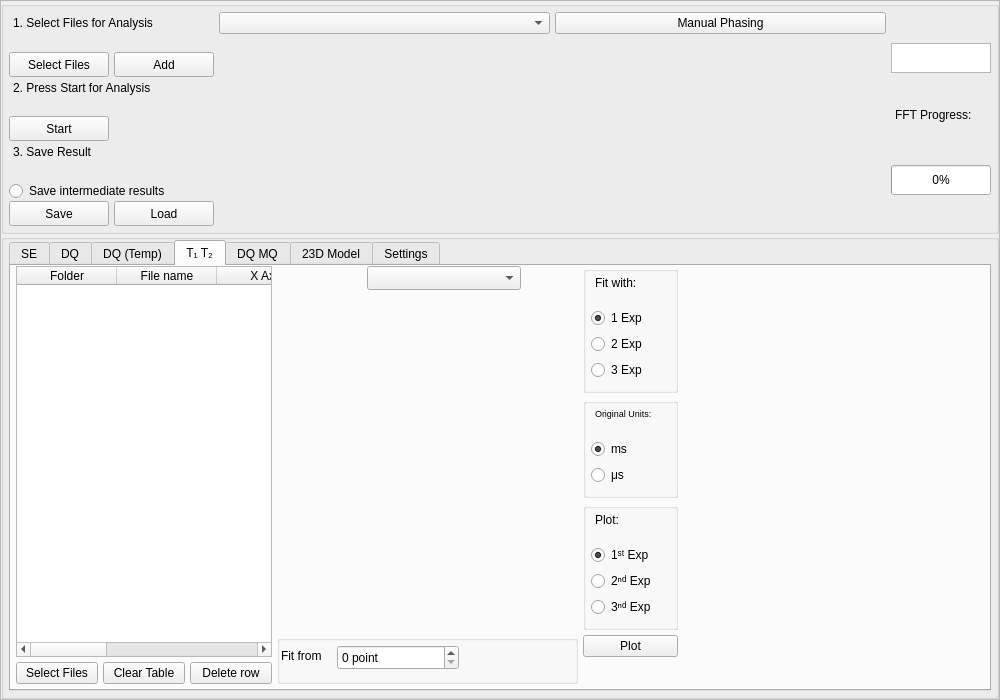
The window that form.ui (timesama/M2-Approach) describes before a commit, drawn with Qt 5.
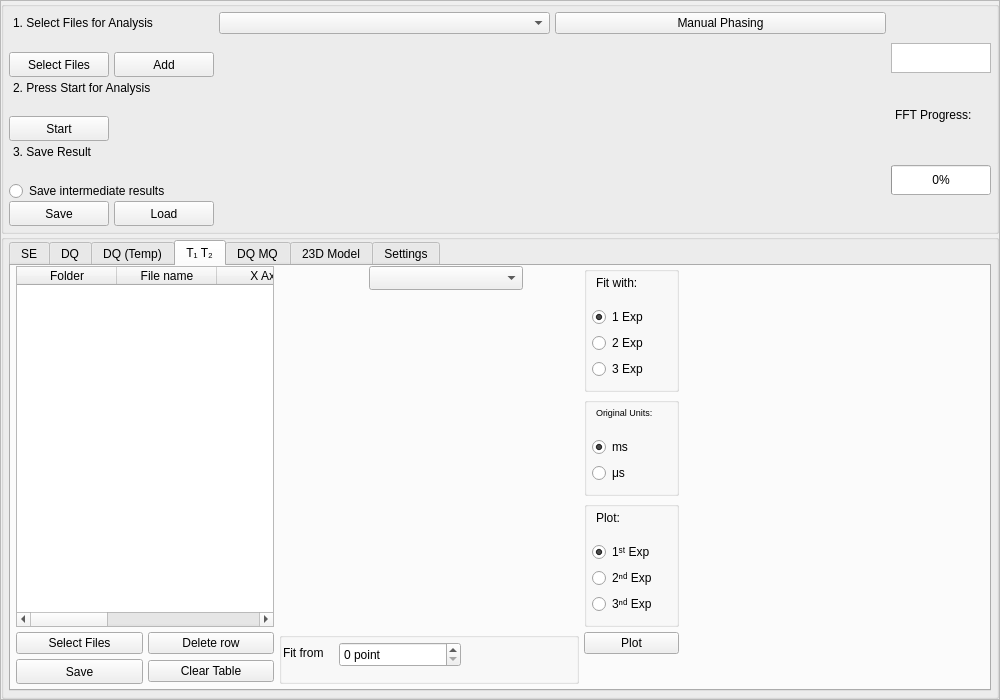
The same window after the commit. The open tabs and pages were chosen to show the change. Custom widgets are drawn as their Qt base class.

Commit message: save button everywhere

Patch:
```diff
--- a/form.ui
+++ b/form.ui
@@ -1708,22 +1708,93 @@
                 <number>5</number>
                </property>
                <item>
-                <layout class="QGridLayout" name="gridLayout_5" rowstretch="0,0,0,0,0" columnstretch="0,0,0,2,0,2">
+                <layout class="QGridLayout" name="gridLayout_5" rowstretch="0,0,0,0,0,0" columnstretch="1,1,2,0,2">
                  <property name="spacing">
                   <number>5</number>
                  </property>
-                 <item row="3" column="4">
-                  <widget class="QPushButton" name="btn_Plot1">
+                 <item row="5" column="0">
+                  <widget class="QPushButton" name="btn_Save_3">
+                   <property name="minimumSize">
+                    <size>
+                     <width>100</width>
+                     <height>25</height>
+                    </size>
+                   </property>
+                   <property name="maximumSize">
+                    <size>
+                     <width>16777215</width>
+                     <height>16777215</height>
+                    </size>
+                   </property>
                    <property name="text">
-                    <string>Plot</string>
+                    <string>Save</string>
                    </property>
                   </widget>
                  </item>
-                 <item row="0" column="4">
+                 <item row="5" column="1">
+                  <widget class="QPushButton" name="btn_ClearTable_2">
+                   <property name="text">
+                    <string>Clear Table</string>
+                   </property>
+                  </widget>
+                 </item>
+                 <item row="0" column="0" rowspan="4" colspan="2">
+                  <widget class="QTableWidget" name="table_T1">
+                   <property name="styleSheet">
+                    <string notr="true"/>
+                   </property>
+                   <property name="editTriggers">
+                    <set>QAbstractItemView::CurrentChanged</set>
+                   </property>
+                   <property name="alternatingRowColors">
+                    <bool>true</bool>
+                   </property>
+                   <property name="selectionMode">
+                    <enum>QAbstractItemView::ExtendedSelection</enum>
+                   </property>
+                   <property name="selectionBehavior">
+                    <enum>QAbstractItemView::SelectRows</enum>
+                   </property>
+                   <property name="columnCount">
+                    <number>6</number>
+                   </property>
+                   <column>
+                    <property name="text">
+                     <string>Folder</string>
+                    </property>
+                   </column>
+                   <column>
+                    <property name="text">
+                     <string>File name</string>
+                    </property>
+                   </column>
+                   <column>
+                    <property name="text">
+                     <string>X Axis</string>
+                    </property>
+                   </column>
+                   <column>
+                    <property name="text">
+                     <string>tau (1)</string>
+                    </property>
+                   </column>
+                   <column>
+                    <property name="text">
+                     <string>tau (2)</string>
+                    </property>
+                   </column>
+                   <column>
+                    <property name="text">
+                     <string>tau (3)</string>
+                    </property>
+                   </column>
+                  </widget>
+                 </item>
+                 <item row="0" column="3">
                   <widget class="QGroupBox" name="groupBox_equations_2">
                    <property name="minimumSize">
                     <size>
-                     <width>50</width>
+                     <width>70</width>
                      <height>50</height>
                     </size>
                    </property>
@@ -1826,7 +1897,24 @@
                    </layout>
                   </widget>
                  </item>
-                 <item row="1" column="4">
+                 <item row="4" column="0">
+                  <widget class="QPushButton" name="btn_SelectFiles_T1">
+                   <property name="text">
+                    <string>Select Files</string>
+                   </property>
+                  </widget>
+                 </item>
+                 <item row="4" column="1">
+                  <widget class="QPushButton" name="btn_DeleteRow">
+                   <property name="enabled">
+                    <bool>true</bool>
+                   </property>
+                   <property name="text">
+                    <string>Delete row</string>
+                   </property>
+                  </widget>
+                 </item>
+                 <item row="1" column="3">
                   <widget class="QGroupBox" name="groupBox_equations_4">
                    <property name="minimumSize">
                     <size>
@@ -1937,219 +2025,7 @@
                    </layout>
                   </widget>
                  </item>
-                 <item row="2" column="4">
-                  <widget class="QGroupBox" name="groupBox_equations_3">
-                   <property name="minimumSize">
-                    <size>
-                     <width>50</width>
-                     <height>50</height>
-                    </size>
-                   </property>
-                   <property name="maximumSize">
-                    <size>
-                     <width>100</width>
-                     <height>200</height>
-                    </size>
-                   </property>
-                   <property name="title">
-                    <string/>
-                   </property>
-                   <layout class="QVBoxLayout" name="verticalLayout_6">
-                    <property name="leftMargin">
-                     <number>5</number>
-                    </property>
-                    <property name="topMargin">
-                     <number>0</number>
-                    </property>
-                    <property name="rightMargin">
-                     <number>0</number>
-                    </property>
-                    <property name="bottomMargin">
-                     <number>10</number>
-                    </property>
-                    <item>
-                     <widget class="QTextEdit" name="textEdit_T2_4">
-                      <property name="maximumSize">
-                       <size>
-                        <width>16777215</width>
-                        <height>30</height>
-                       </size>
-                      </property>
-                      <property name="mouseTracking">
-                       <bool>false</bool>
-                      </property>
-                      <property name="focusPolicy">
-                       <enum>Qt::NoFocus</enum>
-                      </property>
-                      <property name="acceptDrops">
-                       <bool>false</bool>
-                      </property>
-                      <property name="styleSheet">
-                       <string notr="true">background: transparent</string>
-                      </property>
-                      <property name="frameShape">
-                       <enum>QFrame::NoFrame</enum>
-                      </property>
-                      <property name="verticalScrollBarPolicy">
-                       <enum>Qt::ScrollBarAlwaysOff</enum>
-                      </property>
-                      <property name="horizontalScrollBarPolicy">
-                       <enum>Qt::ScrollBarAlwaysOff</enum>
-                      </property>
-                      <property name="sizeAdjustPolicy">
-                       <enum>QAbstractScrollArea::AdjustToContents</enum>
-                      </property>
-                      <property name="undoRedoEnabled">
-                       <bool>false</bool>
-                      </property>
-                      <property name="html">
-                       <string>&lt;!DOCTYPE HTML PUBLIC &quot;-//W3C//DTD HTML 4.0//EN&quot; &quot;http://www.w3.org/TR/REC-html40/strict.dtd&quot;&gt;
-&lt;html&gt;&lt;head&gt;&lt;meta name=&quot;qrichtext&quot; content=&quot;1&quot; /&gt;&lt;meta charset=&quot;utf-8&quot; /&gt;&lt;style type=&quot;text/css&quot;&gt;
-p, li { white-space: pre-wrap; }
-hr { height: 1px; border-width: 0; }
-li.unchecked::marker { content: &quot;\2610&quot;; }
-li.checked::marker { content: &quot;\2612&quot;; }
-&lt;/style&gt;&lt;/head&gt;&lt;body style=&quot; font-family:'Segoe UI'; font-size:9pt; font-weight:400; font-style:normal;&quot;&gt;
-&lt;p style=&quot; margin-top:0px; margin-bottom:0px; margin-left:0px; margin-right:0px; -qt-block-indent:0; text-indent:0px;&quot;&gt;Plot:&lt;/p&gt;&lt;/body&gt;&lt;/html&gt;</string>
-                      </property>
-                      <property name="textInteractionFlags">
-                       <set>Qt::NoTextInteraction</set>
-                      </property>
-                     </widget>
-                    </item>
-                    <item>
-                     <widget class="QRadioButton" name="radioButton_10">
-                      <property name="text">
-                       <string>1ˢᵗ Exp</string>
-                      </property>
-                      <property name="checked">
-                       <bool>true</bool>
-                      </property>
-                     </widget>
-                    </item>
-                    <item>
-                     <widget class="QRadioButton" name="radioButton_11">
-                      <property name="text">
-                       <string>2ⁿᵈ Exp</string>
-                      </property>
-                     </widget>
-                    </item>
-                    <item>
-                     <widget class="QRadioButton" name="radioButton_12">
-                      <property name="text">
-                       <string>3ⁿᵈ Exp</string>
-                      </property>
-                     </widget>
-                    </item>
-                   </layout>
-                  </widget>
-                 </item>
-                 <item row="0" column="3" rowspan="3">
-                  <widget class="PlotWidget" name="T1_Widget_1" native="true">
-                   <property name="minimumSize">
-                    <size>
-                     <width>300</width>
-                     <height>0</height>
-                    </size>
-                   </property>
-                   <property name="styleSheet">
-                    <string notr="true"/>
-                   </property>
-                   <widget class="QComboBox" name="comboBox_6">
-                    <property name="geometry">
-                     <rect>
-                      <x>90</x>
-                      <y>0</y>
-                      <width>154</width>
-                      <height>24</height>
-                     </rect>
-                    </property>
-                    <property name="styleSheet">
-                     <string notr="true">background: none</string>
-                    </property>
-                    <property name="placeholderText">
-                     <string>Choose File for Analysis</string>
-                    </property>
-                   </widget>
-                  </widget>
-                 </item>
-                 <item row="4" column="2">
-                  <widget class="QPushButton" name="btn_DeleteRow">
-                   <property name="enabled">
-                    <bool>true</bool>
-                   </property>
-                   <property name="text">
-                    <string>Delete row</string>
-                   </property>
-                  </widget>
-                 </item>
-                 <item row="4" column="1">
-                  <widget class="QPushButton" name="btn_ClearTable_2">
-                   <property name="text">
-                    <string>Clear Table</string>
-                   </property>
-                  </widget>
-                 </item>
-                 <item row="4" column="0">
-                  <widget class="QPushButton" name="btn_SelectFiles_T1">
-                   <property name="text">
-                    <string>Select Files</string>
-                   </property>
-                  </widget>
-                 </item>
-                 <item row="0" column="0" rowspan="4" colspan="3">
-                  <widget class="QTableWidget" name="table_T1">
-                   <property name="styleSheet">
-                    <string notr="true"/>
-                   </property>
-                   <property name="editTriggers">
-                    <set>QAbstractItemView::CurrentChanged</set>
-                   </property>
-                   <property name="alternatingRowColors">
-                    <bool>true</bool>
-                   </property>
-                   <property name="selectionMode">
-                    <enum>QAbstractItemView::ExtendedSelection</enum>
-                   </property>
-                   <property name="selectionBehavior">
-                    <enum>QAbstractItemView::SelectRows</enum>
-                   </property>
-                   <property name="columnCount">
-                    <number>6</number>
-                   </property>
-                   <column>
-                    <property name="text">
-                     <string>Folder</string>
-                    </property>
-                   </column>
-                   <column>
-                    <property name="text">
-                     <string>File name</string>
-                    </property>
-                   </column>
-                   <column>
-                    <property name="text">
-                     <string>X Axis</string>
-                    </property>
-                   </column>
-                   <column>
-                    <property name="text">
-                     <string>tau (1)</string>
-                    </property>
-                   </column>
-                   <column>
-                    <property name="text">
-                     <string>tau (2)</string>
-                    </property>
-                   </column>
-                   <column>
-                    <property name="text">
-                     <string>tau (3)</string>
-                    </property>
-                   </column>
-                  </widget>
-                 </item>
-                 <item row="3" column="3" rowspan="2">
+                 <item row="4" column="2" rowspan="2">
                   <widget class="QGroupBox" name="groupBox_8">
                    <property name="title">
                     <string/>
@@ -2296,7 +2172,7 @@
                    </widget>
                   </widget>
                  </item>
-                 <item row="0" column="5" rowspan="5">
+                 <item row="0" column="4" rowspan="5">
                   <widget class="PlotWidget" name="T1_Widget_2" native="true">
                    <property name="minimumSize">
                     <size>
@@ -2309,6 +2185,149 @@
                    </property>
                   </widget>
                  </item>
+                 <item row="0" column="2" rowspan="4">
+                  <widget class="PlotWidget" name="T1_Widget_1" native="true">
+                   <property name="minimumSize">
+                    <size>
+                     <width>300</width>
+                     <height>0</height>
+                    </size>
+                   </property>
+                   <property name="styleSheet">
+                    <string notr="true"/>
+                   </property>
+                   <widget class="QComboBox" name="comboBox_6">
+                    <property name="geometry">
+                     <rect>
+                      <x>90</x>
+                      <y>0</y>
+                      <width>154</width>
+                      <height>24</height>
+                     </rect>
+                    </property>
+                    <property name="styleSheet">
+                     <string notr="true">background: none</string>
+                    </property>
+                    <property name="placeholderText">
+                     <string>Choose File for Analysis</string>
+                    </property>
+                   </widget>
+                  </widget>
+                 </item>
+                 <item row="2" column="3" rowspan="2">
+                  <widget class="QGroupBox" name="groupBox_equations_3">
+                   <property name="minimumSize">
+                    <size>
+                     <width>70</width>
+                     <height>50</height>
+                    </size>
+                   </property>
+                   <property name="maximumSize">
+                    <size>
+                     <width>100</width>
+                     <height>200</height>
+                    </size>
+                   </property>
+                   <property name="title">
+                    <string/>
+                   </property>
+                   <layout class="QVBoxLayout" name="verticalLayout_6">
+                    <property name="leftMargin">
+                     <number>5</number>
+                    </property>
+                    <property name="topMargin">
+                     <number>0</number>
+                    </property>
+                    <property name="rightMargin">
+                     <number>0</number>
+                    </property>
+                    <property name="bottomMargin">
+                     <number>10</number>
+                    </property>
+                    <item>
+                     <widget class="QTextEdit" name="textEdit_T2_4">
+                      <property name="maximumSize">
+                       <size>
+                        <width>16777215</width>
+                        <height>30</height>
+                       </size>
+                      </property>
+                      <property name="mouseTracking">
+                       <bool>false</bool>
+                      </property>
+                      <property name="focusPolicy">
+                       <enum>Qt::NoFocus</enum>
+                      </property>
+                      <property name="acceptDrops">
+                       <bool>false</bool>
+                      </property>
+                      <property name="styleSheet">
+                       <string notr="true">background: transparent</string>
+                      </property>
+                      <property name="frameShape">
+                       <enum>QFrame::NoFrame</enum>
+                      </property>
+                      <property name="verticalScrollBarPolicy">
+                       <enum>Qt::ScrollBarAlwaysOff</enum>
+                      </property>
+                      <property name="horizontalScrollBarPolicy">
+                       <enum>Qt::ScrollBarAlwaysOff</enum>
+                      </property>
+                      <property name="sizeAdjustPolicy">
+                       <enum>QAbstractScrollArea::AdjustToContents</enum>
+                      </property>
+                      <property name="undoRedoEnabled">
+                       <bool>false</bool>
+                      </property>
+                      <property name="html">
+                       <string>&lt;!DOCTYPE HTML PUBLIC &quot;-//W3C//DTD HTML 4.0//EN&quot; &quot;http://www.w3.org/TR/REC-html40/strict.dtd&quot;&gt;
+&lt;html&gt;&lt;head&gt;&lt;meta name=&quot;qrichtext&quot; content=&quot;1&quot; /&gt;&lt;meta charset=&quot;utf-8&quot; /&gt;&lt;style type=&quot;text/css&quot;&gt;
+p, li { white-space: pre-wrap; }
+hr { height: 1px; border-width: 0; }
+li.unchecked::marker { content: &quot;\2610&quot;; }
+li.checked::marker { content: &quot;\2612&quot;; }
+&lt;/style&gt;&lt;/head&gt;&lt;body style=&quot; font-family:'Segoe UI'; font-size:9pt; font-weight:400; font-style:normal;&quot;&gt;
+&lt;p style=&quot; margin-top:0px; margin-bottom:0px; margin-left:0px; margin-right:0px; -qt-block-indent:0; text-indent:0px;&quot;&gt;Plot:&lt;/p&gt;&lt;/body&gt;&lt;/html&gt;</string>
+                      </property>
+                      <property name="textInteractionFlags">
+                       <set>Qt::NoTextInteraction</set>
+                      </property>
+                     </widget>
+                    </item>
+                    <item>
+                     <widget class="QRadioButton" name="radioButton_10">
+                      <property name="text">
+                       <string>1ˢᵗ Exp</string>
+                      </property>
+                      <property name="checked">
+                       <bool>true</bool>
+                      </property>
+                     </widget>
+                    </item>
+                    <item>
+                     <widget class="QRadioButton" name="radioButton_11">
+                      <property name="text">
+                       <string>2ⁿᵈ Exp</string>
+                      </property>
+                     </widget>
+                    </item>
+                    <item>
+                     <widget class="QRadioButton" name="radioButton_12">
+                      <property name="text">
+                       <string>3ⁿᵈ Exp</string>
+                      </property>
+                     </widget>
+                    </item>
+                   </layout>
+                  </widget>
+                 </item>
+                 <item row="4" column="3">
+                  <widget class="QPushButton" name="btn_Plot1">
+                   <property name="text">
+                    <string>Plot</string>
+                   </property>
+                  </widget>
+                 </item>
                 </layout>
                </item>
               </layout>
```
Left out of the diff: 1111 changed lines with no effect on the pictures. The commit also changes 1 other file.
